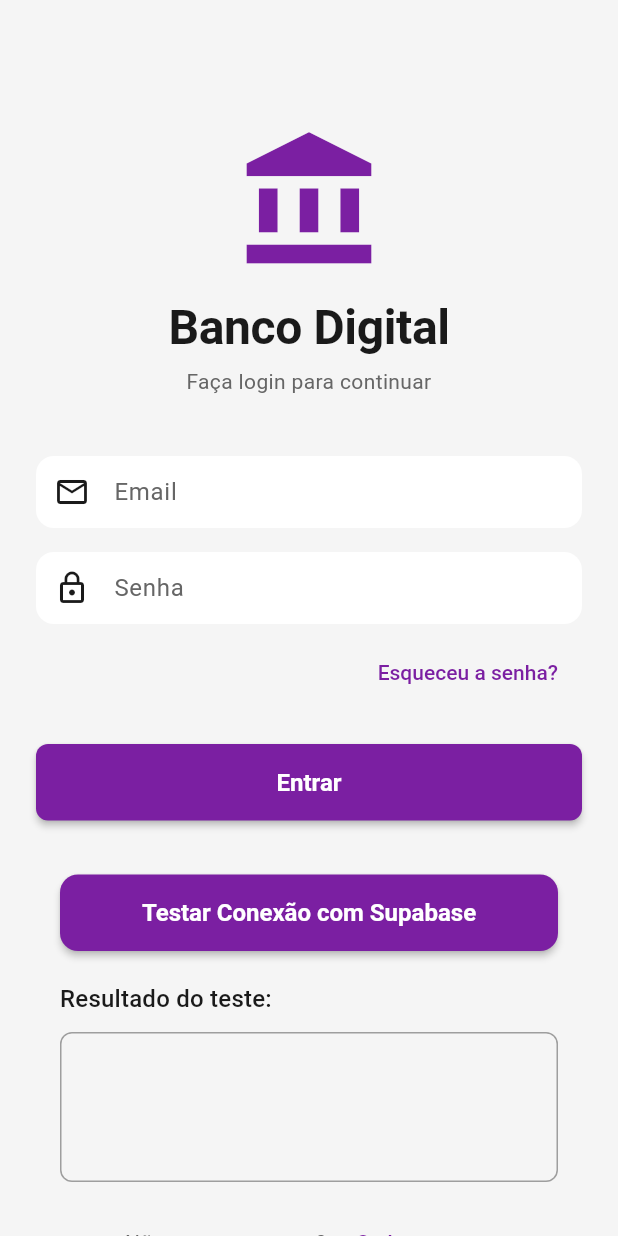
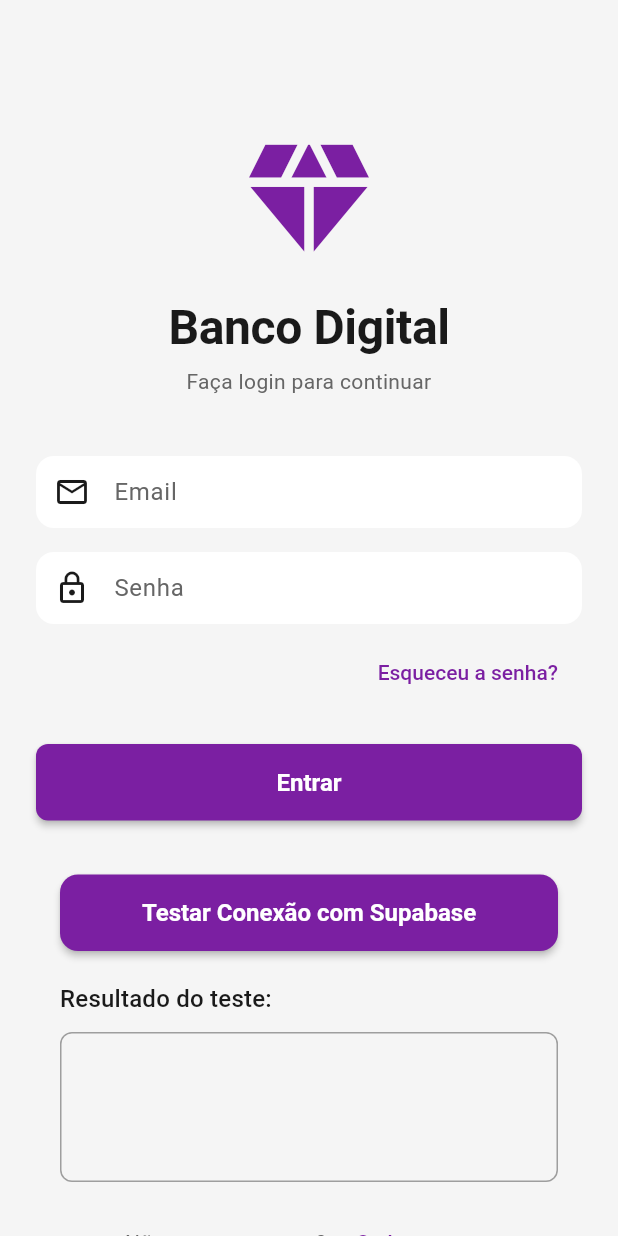
Before and after one commit to cleitao-anao/BancoDigitalFlutter, a Flutter app: the screen it shows after launch, on a phone screen of 412 x 824 dp. Run offline on Flutter 3.47's test engine with Material 3 defaults, Android fonts, the phone set to English and light mode, and no system bars; our stand-ins replace connectivity_plus, mask_text_input_formatter, shared_preferences, supabase_flutter; accounts and stored records are empty.

Commit message:
aalgumas mudanças

```diff
--- a/lib/screens/login_screen.dart
+++ b/lib/screens/login_screen.dart
@@ -75,7 +75,7 @@ class _LoginScreenState extends State<LoginScreen> {
                 const SizedBox(height: 60),
                 // Logo
                 Icon(
-                  Icons.account_balance,
+                  Icons.diamond,
                   size: 100,
                   color: Theme.of(context).primaryColor,
                 ),
```
Also changed, not shown: pubspec.yaml (+25 -10 lines), pubspec.lock, 2 other files.
